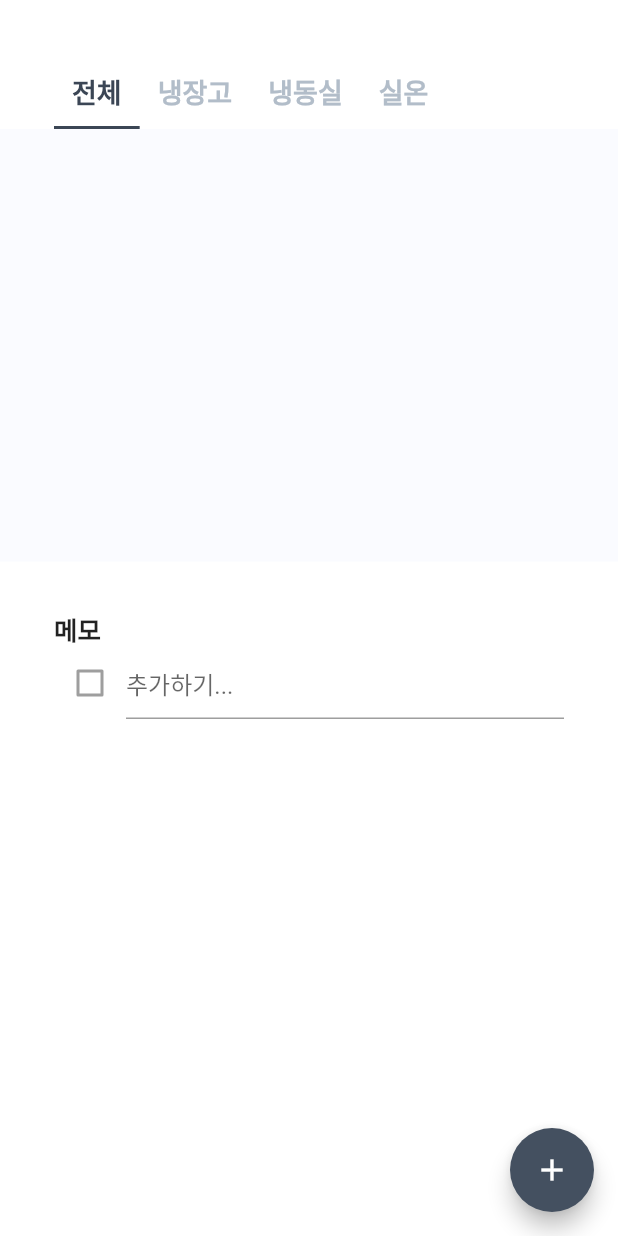
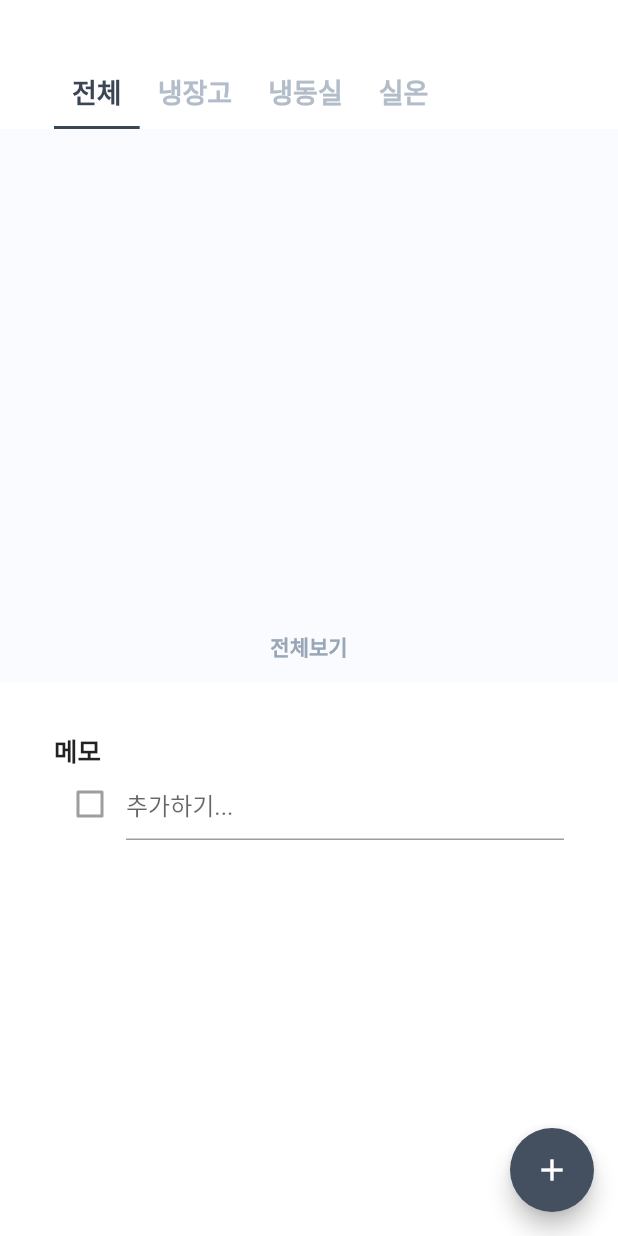
Before and after one commit to ranbly/food-manager-app, a Flutter app: the RefrigeratorScreen screen opened directly with empty values, on a phone screen of 412 x 824 dp. Run offline on Flutter 3.47's test engine with Material 2 defaults, Android fonts, the phone set to English and light mode, and no system bars; our stand-ins replace cloud_firestore, firebase_auth, firebase_core, flutter_easyloading, freezed_annotation, get and 1 more; accounts and stored records are empty.

Commit message:
홈 화면 레이아웃 수정

```diff
--- a/lib/controllers/foods.dart
+++ b/lib/controllers/foods.dart
@@ -1,27 +1,39 @@
 import 'dart:async';
 
 import 'package:cloud_firestore/cloud_firestore.dart';
+import 'package:food_manager_app/enum/storage_method.dart';
 import 'package:food_manager_app/models/food.dart';
 import 'package:food_manager_app/models/refrigerator.dart';
+import 'package:food_manager_app/services/me.dart';
 import 'package:get/get.dart';
 
 class FoodsController extends GetxController {
   final Refrigerator refrigerator;
+  final StorageMethod? storageMethod;
 
   final foodCollectionRef = FirebaseFirestore.instance.collection('foods');
   final foods = <Food>[].obs;
 
   StreamSubscription? _subscription;
 
-  FoodsController({required this.refrigerator});
+  FoodsController({
+    required this.refrigerator,
+    this.storageMethod,
+  });
 
   @override
   void onInit() {
     super.onInit();
 
     // 현재  상태 업데이트
-    _subscription = foodCollectionRef
-        .where('refrigerator', isEqualTo: refrigerator.id)
+    Query query =
+        foodCollectionRef.where('refrigerator', isEqualTo: refrigerator.id);
+    if (storageMethod != null) {
+      query = query.where('storageMethod', isEqualTo: storageMethod?.tag);
+      print('Query Check : storageMethod - ${storageMethod?.tag}');
+    }
+
+    _subscription = query
         .withConverter<Food>(
             fromFirestore: (doc, _) =>
                 Food.fromJson({'id': doc.id, ...doc.data() ?? {}}),
@@ -40,4 +52,26 @@ class FoodsController extends GetxController {
 
     super.onClose();
   }
+
+  addFood({
+    required String name,
+    required StorageMethod storageMethod,
+    required DateTime expirationAt,
+    required int count,
+  }) async {
+    final food = Food(
+      id: '',
+      author: MeService.to.me.value!.id,
+      refrigerator: refrigerator.id,
+      storageMethod: storageMethod,
+      count: count,
+      expirationAt: expirationAt,
+      name: name,
+    );
+    final data = food.toJson();
+    data.remove('id');
+
+    final document = foodCollectionRef.doc();
+    await document.set(data);
+  }
 }
--- a/lib/models/food.dart
+++ b/lib/models/food.dart
@@ -1,4 +1,5 @@
 import 'package:food_manager_app/enum/food_category.dart';
+import 'package:food_manager_app/enum/storage_method.dart';
 import 'package:food_manager_app/models/converter/timestamp_converter.dart';
 import 'package:freezed_annotation/freezed_annotation.dart';
 import 'package:cloud_firestore/cloud_firestore.dart';
@@ -16,9 +17,9 @@ class Food with _$Food {
     required String author,
     required String refrigerator,
     required int count,
+    required StorageMethod storageMethod,
     @JsonKey(fromJson: dateTimeFromJson, toJson: dateTimeToJson)
-        required DateTime expirationDate,
-    required FoodCategory category,
+        required DateTime expirationAt,
   }) = _Food;
 
   factory Food.fromJson(Map<String, dynamic> json) => _$FoodFromJson(json);
--- a/lib/pages/home/home.dart
+++ b/lib/pages/home/home.dart
@@ -1,6 +1,6 @@
 import 'package:flutter/material.dart';
 import 'package:food_manager_app/controllers/home.dart';
-import 'package:food_manager_app/pages/refrigerator/screen.dart';
+import 'package:food_manager_app/screens/refrigerator/screen.dart';
 import 'package:get/get.dart';
 
 class HomePage extends StatelessWidget {
--- a/lib/pages/refrigerator/screen.dart
+++ b/lib/screens/refrigerator/screen.dart
@@ -1,11 +1,9 @@
-import 'dart:math';
+import 'dart:math' as math;
 
-import 'package:cloud_firestore/cloud_firestore.dart';
 import 'package:flutter/material.dart';
 import 'package:food_manager_app/controllers/foods.dart';
 import 'package:food_manager_app/controllers/memos.dart';
-import 'package:food_manager_app/enum/food_category.dart';
-import 'package:food_manager_app/models/food.dart';
+import 'package:food_manager_app/enum/storage_method.dart';
 import 'package:food_manager_app/models/refrigerator.dart';
 import 'package:food_manager_app/wigets/food_item.dart';
 import 'package:food_manager_app/wigets/memo_input.dart';
@@ -20,7 +18,15 @@ class RefrigeratorScreen extends StatefulWidget {
     required this.refrigerator,
   }) : super(key: key) {
     Get.put(MemosController(refrigerator: refrigerator));
-    Get.put(FoodsController(refrigerator: refrigerator));
+
+    final methods = <StorageMethod?>[null, ...StorageMethod.values];
+    methods.forEach((element) {
+      Get.put(
+        FoodsController(refrigerator: refrigerator, storageMethod: element),
+        tag: element?.tag,
+        permanent: true,
+      );
+    });
   }
 
   @override
@@ -60,27 +66,19 @@ class _RefrigeratorScreenState extends State<RefrigeratorScreen> {
                   tabs: [
                     Container(
                       margin: EdgeInsets.symmetric(horizontal: 12),
-                      child: Tab(
-                        text: '전체',
-                      ),
+                      child: Tab(text: '전체'),
                     ),
                     Container(
                       margin: EdgeInsets.symmetric(horizontal: 12),
-                      child: Tab(
-                        text: '냉장고',
-                      ),
+                      child: Tab(text: '냉장고'),
                     ),
                     Container(
                       margin: EdgeInsets.symmetric(horizontal: 12),
-                      child: Tab(
-                        text: '냉동실',
-                      ),
+                      child: Tab(text: '냉동실'),
                     ),
                     Container(
                       margin: EdgeInsets.symmetric(horizontal: 12),
-                      child: Tab(
-                        text: '실온',
-                      ),
+                      child: Tab(text: '실온'),
                     ),
                   ],
                 ),
@@ -88,37 +86,49 @@ class _RefrigeratorScreenState extends State<RefrigeratorScreen> {
             ),
           ),
         ),
-        body: Container(
+        body: AnimatedContainer(
+            duration: Duration(milliseconds: 300),
             child: !isListOpened
-                ? SingleChildScrollView(
+                ? LayoutBuilder(builder: (context, constraints) {
+                    return SingleChildScrollView(
                       child: Column(
                         children: [
                           Container(
+                            padding: EdgeInsets.only(top: 16),
                             color: Color(0xFFFAFBFF),
-                          height: MediaQuery.of(context).size.height * 0.35,
-                          padding: EdgeInsets.only(top: 16),
-                          child: TabBarView(children: [
-                            _buildFoodListContainer(),
-                            _buildFoodListContainer(
-                                category: FoodCategory.FRIDGE),
-                            _buildFoodListContainer(
-                                category: FoodCategory.FREEZER),
-                            _buildFoodListContainer(
-                                category: FoodCategory.ROOM_TEMPERATURE)
-                          ]),
+                            height: constraints.maxHeight / 2,
+                            child: TabBarView(
+                              children: [
+                                _buildFoodListSummary(),
+                                _buildFoodListSummary(
+                                    storageMethod: StorageMethod.refrigerate),
+                                _buildFoodListSummary(
+                                    storageMethod: StorageMethod.freeze),
+                                _buildFoodListSummary(
+                                    storageMethod:
+                                        StorageMethod.roomTemperature)
+                              ],
+                            ),
                           ),
                           _buildMemos(),
                         ],
                       ),
-                  )
+                    );
+                  })
                 : Container(
                     padding: EdgeInsets.only(top: 16),
                     color: Color(0xFFFAFBFF),
                     child: TabBarView(children: [
-                      __buildFoodFullListContainer(),
-                      __buildFoodFullListContainer(),
-                      __buildFoodFullListContainer(),
-                      __buildFoodFullListContainer()
+                      _buildFoodListFull(),
+                      _buildFoodListFull(
+                        storageMethod: StorageMethod.refrigerate,
+                      ),
+                      _buildFoodListFull(
+                        storageMethod: StorageMethod.freeze,
+                      ),
+                      _buildFoodListFull(
+                        storageMethod: StorageMethod.roomTemperature,
+                      )
                     ]),
                   )),
         floatingActionButton: FloatingActionButton(
@@ -132,63 +142,51 @@ class _RefrigeratorScreenState extends State<RefrigeratorScreen> {
     );
   }
 
-  //steam builder, future builder
-  Widget _buildFoodListContainer({FoodCategory? category}) {
-    return Container();
-
-    // return StreamBuilder<QuerySnapshot>(
-    //     stream: FirebaseFirestore.instance
-    //         .collection('foods')
-    //         .where('category', isEqualTo: category?.value)
-    //         .snapshots(),
-    //     builder: (context, snapshot) {
-    //       final docs = snapshot.data?.docs ?? [];
-    //       return Container(
-    //           child: Column(children: [
-    //         ...docs.sublist(0, min(5, docs.length)).map((doc) => FoodItem(
-    //               Food(
-    //                   name: doc.get('name'),
-    //                   expirationDate: doc.get('expirationDate'),
-    //                   count: doc.get('count'),
-    //                   category: FoodCategory.FREEZER),
-    //             )),
-    //         Expanded(child: Container()),
-    //         TextButton(
-    //             onPressed: _toggleList,
-    //             child: Text('전체보기',
-    //                 style: TextStyle(
-    //                     color: Color(0xFF99A6B7), fontWeight: FontWeight.bold)))
-    //       ]));
-    //     });
+  /// 최대 5개 까지 음식 리스트를 보여주는 리스트
+  Widget _buildFoodListSummary({StorageMethod? storageMethod}) {
+    final foodsController = Get.find<FoodsController>(tag: storageMethod?.tag);
+    return Obx(
+      () => Column(
+        children: [
+          ...foodsController.foods
+              .sublist(0, math.min(5, foodsController.foods.length))
+              .map((food) => FoodItem(food)),
+          Expanded(child: Container()),
+          TextButton(
+              onPressed: _toggleList,
+              child: Text('전체보기',
+                  style: TextStyle(
+                      color: Color(0xFF99A6B7), fontWeight: FontWeight.bold)))
+        ],
+      ),
+    );
   }
 
-  Widget __buildFoodFullListContainer() {
-    return Container();
-    // return SafeArea(
-    //   child: Column(children: [
-    //     Expanded(
-    //         child: SingleChildScrollView(
-    //       child: Container(
-    //         child: Column(
-    //           children: [
-    //             FoodItem(
-    //               Food(
-    //                   name: '딸기',
-    //                   expirationDate: 1,
-    //                   count: 1,
-    //                   category: FoodCategory.ROOM_TEMPERATURE),
-    //             )
-    //           ],
-    //         ),
-    //       ),
-    //     )),
-    //     TextButton(
-    //         onPressed: _toggleList,
-    //         child: Text('접기',
-    //             style: TextStyle(
-    //                 color: Color(0xFF99A6B7), fontWeight: FontWeight.bold)))
-    //   ]),
-    // );
+  /// 모든 음식 리스트를 보여주는 리스트
+  Widget _buildFoodListFull({StorageMethod? storageMethod}) {
+    final foodsController = Get.find<FoodsController>(tag: storageMethod?.tag);
+
+    return Obx(
+      () => SafeArea(
+        child: Column(children: [
+          Expanded(
+              child: SingleChildScrollView(
+            child: Container(
+              child: Column(
+                children: foodsController.foods
+                    .map((food) => FoodItem(food))
+                    .toList(),
+              ),
+            ),
+          )),
+          TextButton(
+              onPressed: _toggleList,
+              child: Text('접기',
+                  style: TextStyle(
+                      color: Color(0xFF99A6B7), fontWeight: FontWeight.bold)))
+        ]),
+      ),
+    );
   }
 
   bool isListOpened = false;
@@ -200,6 +198,7 @@ class _RefrigeratorScreenState extends State<RefrigeratorScreen> {
     });
   }
 
+  /// 메모 리스트
   Widget _buildMemos() {
     return Obx(
       () => Container(
--- a/lib/wigets/food_item.dart
+++ b/lib/wigets/food_item.dart
@@ -4,6 +4,7 @@ import 'package:food_manager_app/wigets/day_chip.dart';
 
 class FoodItem extends StatelessWidget {
   final Food food;
+
   const FoodItem(this.food) : super();
 
   @override
@@ -13,7 +14,7 @@ class FoodItem extends StatelessWidget {
       child: Row(
         crossAxisAlignment: CrossAxisAlignment.center,
         children: [
-          // DayChip(day: food.expirationDate),
+          DayChip(date: food.expirationAt),
           Padding(
             padding: EdgeInsets.only(
               left: 12,
```
Also changed, not shown: lib/enum/storage_method.dart (added, +29 -0 lines), lib/pages/food/create.dart (+68 -77 lines), lib/wigets/day_chip.dart (+5 -2 lines), lib/models/food.freezed.dart, lib/models/food.g.dart. Lines whose indentation alone changed are shown as unchanged.
